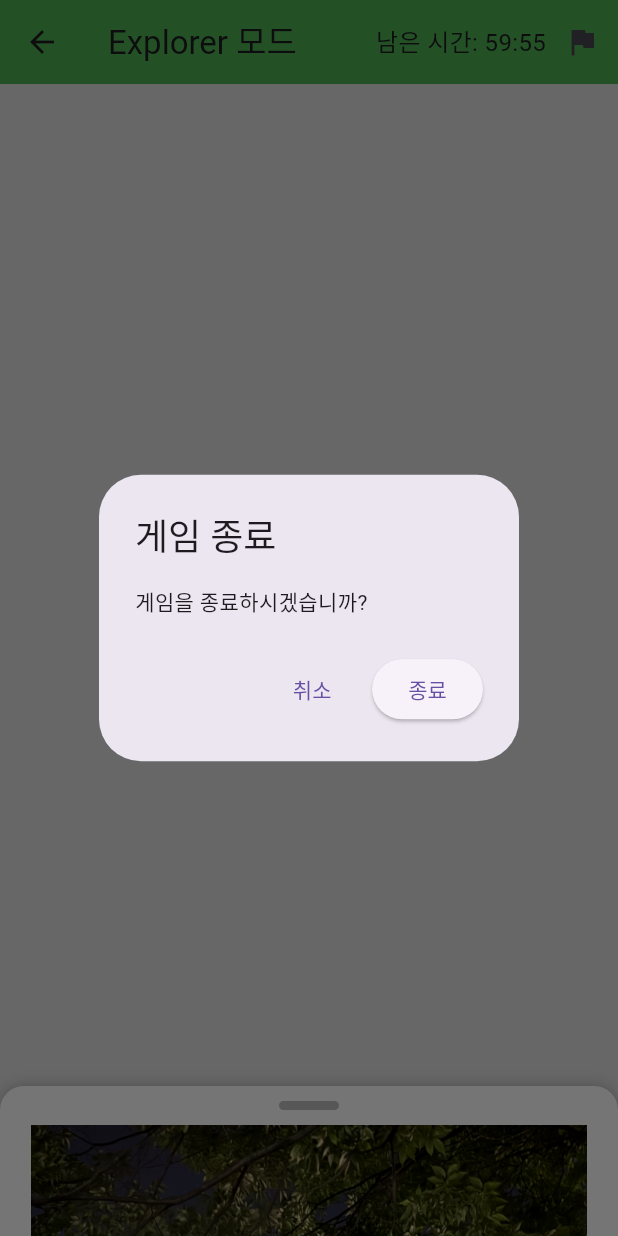
After one commit to eroomer/locquest_front, a Flutter app: the GamePage screen opened directly, after a tap on the "arrow forward ios" icon, after a tap on the "arrow back ios" icon, after a tap on the "flag" icon, on a phone screen of 412 x 824 dp. The commit adds this screen. Run offline on Flutter 3.47's test engine with Material 3 defaults, Android fonts, the phone set to English and light mode, and no system bars; drawn by our look-alikes of sliding_up_panel.

Commit message:
기본 페이지 추가

```diff
--- /dev/null
+++ b/lib/game_page.dart
@@ -0,0 +1,291 @@
+import 'package:flutter/material.dart';
+import 'package:sliding_up_panel/sliding_up_panel.dart';
+import 'dart:async';
+
+class GamePage extends StatefulWidget {
+  final bool isExplorer;
+
+  const GamePage({super.key, required this.isExplorer});
+
+  @override
+  State<GamePage> createState() => _GamePageState();
+}
+
+class _GamePageState extends State<GamePage> {
+  final List<String> photoList = [
+    'assets/images/test_image1.jpg',
+    'assets/images/test_image2.jpg',
+    'assets/images/test_image3.jpg',
+  ];
+
+  late final PageController _pageController;
+  int _currentPage = 0;
+
+  @override
+  void initState() {
+    super.initState();
+    _pageController = PageController(viewportFraction: 0.9);
+  }
+
+  @override
+  void dispose() {
+    _pageController.dispose();
+    super.dispose();
+  }
+
+  @override
+  Widget build(BuildContext context) {
+    return Scaffold(
+      appBar: AppBar(
+        title: Text(widget.isExplorer ? 'Explorer 모드' : 'Time Attack 모드'),
+        backgroundColor: Colors.green,
+        actions: [
+          GameTimer(
+            isExplorer: widget.isExplorer,
+            onTimeOver: () {
+              // 시간 종료 시 처리
+              _showGameOverDialog(context); // 예시 함수
+            },
+          ),
+          IconButton(
+            icon: const Icon(Icons.flag), // 예: 종료 버튼
+            onPressed: () {
+              _showGameExitDialog(context);
+            },
+          ),
+        ],
+      ),
+      body: Stack(
+        children: [
+          // 1. 카카오맵 자리
+          Container(
+            color: Colors.grey[300], // 실제 지도 대신 임시색
+            child: const Center(child: Text('카카오맵 영역')),
+          ),
+          // 2. 아래 Drawer 패널
+          PhotoDrawerPanel(
+            photoList: photoList,
+            pageController: _pageController,
+            currentPage: _currentPage,
+            onPageChanged: (index) {
+              setState(() {
+                _currentPage = index;
+              });
+            },
+          ),
+        ],
+      ),
+    );
+  }
+}
+
+class GameTimer extends StatefulWidget {
+  final bool isExplorer;
+  final VoidCallback? onTimeOver; // Explorer 모드에서 시간 다 됐을 때 콜백
+
+  const GameTimer({
+    super.key,
+    required this.isExplorer,
+    this.onTimeOver,
+  });
+
+  @override
+  State<GameTimer> createState() => _GameTimerState();
+}
+
+class _GameTimerState extends State<GameTimer> {
+  Timer? _timer;
+  int _seconds = 0;
+
+  @override
+  void initState() {
+    super.initState();
+
+    if (widget.isExplorer) {
+      _seconds = 3600; // 60분 카운트다운
+    } else {
+      _seconds = 0; // 스톱워치 시작
+    }
+
+    _timer = Timer.periodic(const Duration(seconds: 1), (timer) {
+      setState(() {
+        if (widget.isExplorer) {
+          _seconds--;
+          if (_seconds <= 0) {
+            _timer?.cancel();
+            if (widget.onTimeOver != null) widget.onTimeOver!();
+          }
+        } else {
+          _seconds++;
+        }
+      });
+    });
+  }
+
+  String _format(int sec) {
+    final m = (sec ~/ 60).toString().padLeft(2, '0');
+    final s = (sec % 60).toString().padLeft(2, '0');
+    return '$m:$s';
+  }
+
+  @override
+  void dispose() {
+    _timer?.cancel();
+    super.dispose();
+  }
+
+  @override
+  Widget build(BuildContext context) {
+    return Text(
+      widget.isExplorer
+          ? '남은 시간: ${_format(_seconds)}'
+          : '경과 시간: ${_format(_seconds)}',
+      style: const TextStyle(fontSize: 16),
+    );
+  }
+}
+
+class PhotoDrawerPanel extends StatefulWidget {
+  final List<String> photoList;
+  final PageController pageController;
+  final int currentPage;
+  final void Function(int) onPageChanged;
+
+  const PhotoDrawerPanel({
+    super.key,
+    required this.photoList,
+    required this.pageController,
+    required this.currentPage,
+    required this.onPageChanged,
+  });
+
+  @override
+  State<PhotoDrawerPanel> createState() => _PhotoDrawerPanelState();
+}
+
+class _PhotoDrawerPanelState extends State<PhotoDrawerPanel> {
+  Widget _buildPanelHandle() {
+    return Center(
+      child: Container(
+        width: 40,
+        height: 6,
+        margin: const EdgeInsets.only(top: 10, bottom: 10),
+        decoration: BoxDecoration(
+          color: Colors.grey[400],
+          borderRadius: BorderRadius.circular(3),
+        ),
+      ),
+    );
+  }
+
+  @override
+  Widget build(BuildContext context) {
+    return Align(
+      alignment: Alignment.bottomCenter,
+      child: SlidingUpPanel(
+        minHeight: 100,
+        maxHeight: 800,
+        borderRadius: const BorderRadius.vertical(top: Radius.circular(16)),
+        panel: Column(
+          children: [
+            _buildPanelHandle(),
+            Expanded(
+              child: Stack(
+                children: [
+                  PageView.builder(
+                    controller: widget.pageController,
+                    itemCount: widget.photoList.length,
+                    onPageChanged: widget.onPageChanged,
+                    itemBuilder: (context, index) {
+                      return Image.asset(
+                        widget.photoList[index],
+                        fit: BoxFit.cover,
+                      );
+                    },
+                  ),
+
+                  // 왼쪽 화살표
+                  if (widget.currentPage > 0)
+                    Positioned(
+                      left: 10,
+                      top: 0,
+                      bottom: 0,
+                      child: IconButton(
+                        icon: const Icon(Icons.arrow_back_ios, size: 32),
+                        onPressed: () {
+                          widget.pageController.previousPage(
+                            duration: const Duration(milliseconds: 300),
+                            curve: Curves.easeInOut,
+                          );
+                        },
+                      ),
+                    ),
+
+                  // 오른쪽 화살표
+                  if (widget.currentPage < widget.photoList.length - 1)
+                    Positioned(
+                      right: 10,
+                      top: 0,
+                      bottom: 0,
+                      child: IconButton(
+                        icon: const Icon(Icons.arrow_forward_ios, size: 32),
+                        onPressed: () {
+                          widget.pageController.nextPage(
+                            duration: const Duration(milliseconds: 300),
+                            curve: Curves.easeInOut,
+                          );
+                        },
+                      ),
+                    ),
+                ],
+              ),
+            ),
+          ],
+        ),
+      ),
+    );
+  }
+}
+
+void _showGameExitDialog(BuildContext context) {
+  showDialog(
+    context: context,
+    builder: (_) => AlertDialog(
+      title: const Text('게임 종료'),
+      content: const Text('게임을 종료하시겠습니까?'),
+      actions: [
+        TextButton(
+          onPressed: () => Navigator.of(context).pop(), // 다이얼로그 닫기
+          child: const Text('취소'),
+        ),
+        ElevatedButton(
+          onPressed: () {
+            Navigator.of(context).pop(); // 다이얼로그 닫기
+            Navigator.of(context).pop(); // 게임 화면 종료
+          },
+          child: const Text('종료'),
+        ),
+      ],
+    ),
+  );
+}
+
+void _showGameOverDialog(BuildContext context) {
+  showDialog(
+    context: context,
+    barrierDismissible: false, // 바깥 탭으로 닫히지 않도록
+    builder: (_) => AlertDialog(
+      title: const Text('시간 종료'),
+      content: const Text('Explorer 모드의 제한 시간이 종료되었습니다!'),
+      actions: [
+        ElevatedButton(
+          onPressed: () {
+            Navigator.of(context).pop(); // 다이얼로그 닫기
+            Navigator.of(context).pop(); // 게임 화면 종료
+          },
+          child: const Text('확인'),
+        ),
+      ],
+    ),
+  );
+}
--- a/lib/main.dart
+++ b/lib/main.dart
@@ -1,4 +1,5 @@
 import 'package:flutter/material.dart';
+import 'package:locquest_front/start_page.dart';
 
 void main() {
   runApp(const MyApp());
@@ -12,7 +13,7 @@ class MyApp extends StatelessWidget {
   Widget build(BuildContext context) {
     return MaterialApp(
       title: 'Flutter Demo',
-      home: Text('Hello World!'),
+      home: StartPage(),
     );
   }
 }
--- /dev/null
+++ b/lib/providers/app_providers.dart
@@ -0,0 +1,5 @@
+import 'package:provider/single_child_widget.dart';
+
+
+
+final List<SingleChildWidget> appProviders = [];
--- a/pubspec.yaml
+++ b/pubspec.yaml
@@ -30,6 +30,8 @@ environment:
 dependencies:
   flutter:
     sdk: flutter
+  provider: ^6.1.1
+  sliding_up_panel: ^2.0.0+1
 
   # The following adds the Cupertino Icons font to your application.
   # Use with the CupertinoIcons class for iOS style icons.
@@ -52,7 +54,7 @@ dev_dependencies:
 # The following section is specific to Flutter packages.
 flutter:
   assets:
-    - assets/
+    - assets/images/
 
   # The following line ensures that the Material Icons font is
   # included with your application, so that you can use the icons in
```
Also changed, not shown: lib/mode_select_page.dart (added, +129 -0 lines), lib/models/game_timer_controller.dart (added, +47 -0 lines), lib/start_page.dart (+61 -0 lines), assets/images/logo.png (added), assets/images/logo_transparent.png (added), assets/images/test_image1.jpg (added), pubspec.lock, 2 other files.
